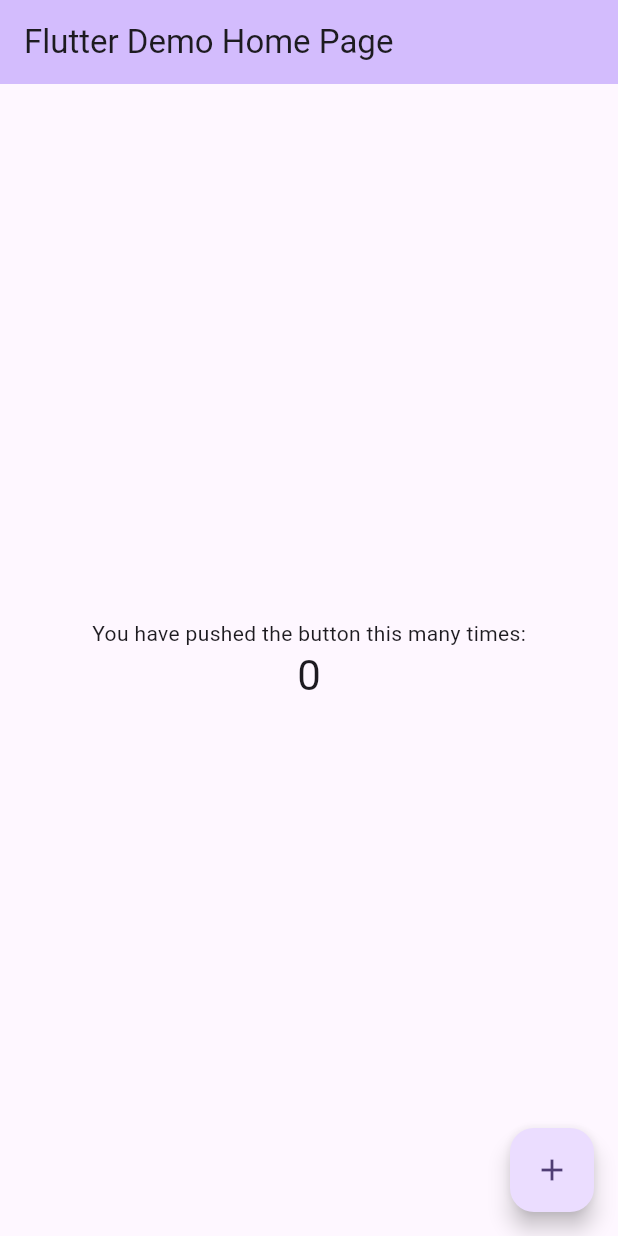
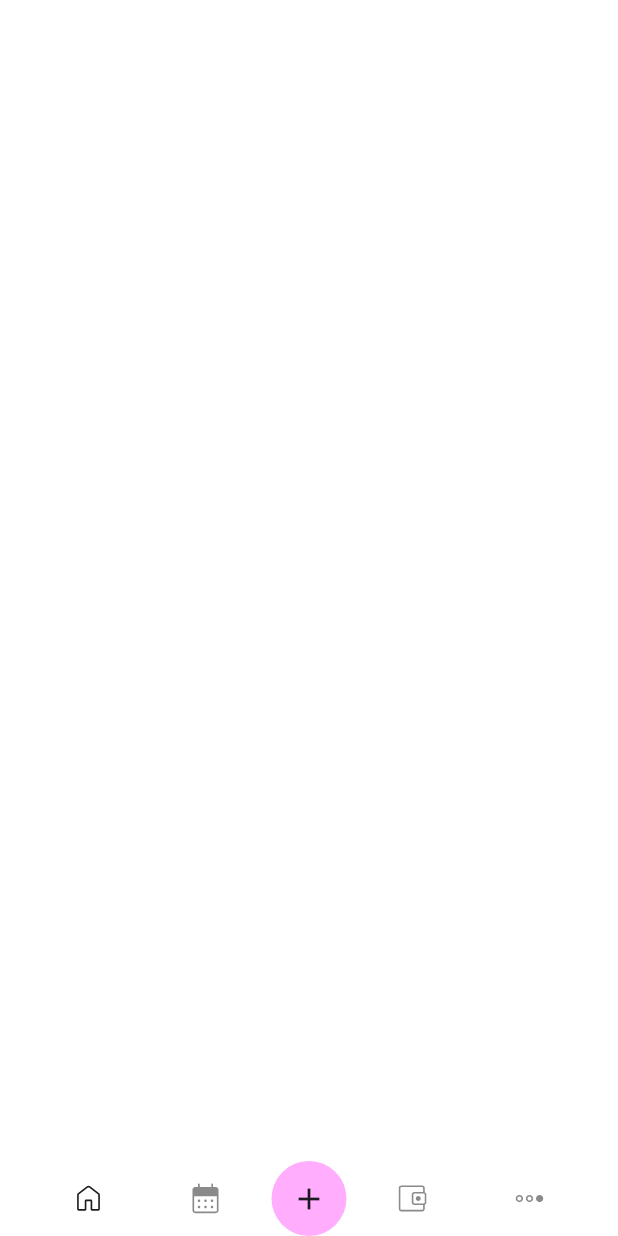
Before and after one commit to Mr-Talha110/Flutter-Expense-Tracker-A-Simple-Efficient-Budgeting-App-using-Riverpod-MVVM-, a Flutter app: the screen it shows after launch, on a phone screen of 412 x 824 dp. Run offline on Flutter 3.47's test engine with Material 3 defaults, Android fonts, the phone set to English and light mode, and no system bars; our stand-ins replace flutter_riverpod, flutter_svg.

Commit message:
working on bottom navigation screen

```diff
--- /dev/null
+++ b/lib/core/utils/app_assets.dart
@@ -0,0 +1,7 @@
+class AppAssets {
+  //SVGS
+  static const String homeIcon = 'assets/icons/home.svg';
+  static const String calenderIcon = 'assets/icons/calender.svg';
+  static const String moreIcon = 'assets/icons/more.svg';
+  static const String walletIcon = 'assets/icons/wallet.svg';
+}
--- /dev/null
+++ b/lib/core/utils/app_colors.dart
@@ -0,0 +1,7 @@
+import 'package:flutter/material.dart';
+
+class AppColors {
+  static const Color grey = Color(0xff8A8A8A);
+  static const Color black = Color(0xff1C1B1F);
+  static const Color pink = Color(0xffFFADFC);
+}
--- /dev/null
+++ b/lib/core/utils/app_theme.dart
@@ -0,0 +1,25 @@
+import 'package:flutter/material.dart';
+
+ThemeData appTheme = ThemeData(
+  // colorSchemeSeed: AppColors.primary,
+  useMaterial3: false,
+  // fontFamily: AppFonts.ralewayRegular,
+
+  // Scaffold background color
+  scaffoldBackgroundColor: Colors.white,
+
+  // AppBar Theme
+  appBarTheme: const AppBarTheme(
+    backgroundColor: Colors.white,
+    elevation: 4.0,
+    shadowColor: Colors.black26,
+    surfaceTintColor: Colors.transparent,
+    centerTitle: true,
+    iconTheme: IconThemeData(),
+  ),
+
+  //TEXT THEME
+  textTheme: const TextTheme().apply(
+    displayColor: Colors.black,
+  ),
+);
--- /dev/null
+++ b/lib/features/bottom_navigation/views/bottom_navigation_screen.dart
@@ -0,0 +1,95 @@
+import 'package:expense_tracker_app/core/utils/app_assets.dart';
+import 'package:expense_tracker_app/core/utils/app_colors.dart';
+import 'package:expense_tracker_app/features/bottom_navigation/views/components/bottom_nav_item.dart';
+import 'package:flutter/material.dart';
+import 'package:flutter_riverpod/flutter_riverpod.dart';
+
+final currentIndexProvider = StateProvider<int>((ref) => 0);
+
+class BottomNavigationScreen extends ConsumerStatefulWidget {
+  const BottomNavigationScreen({super.key});
+
+  @override
+  ConsumerState<BottomNavigationScreen> createState() =>
+      _BottomNavigationScreenState();
+}
+
+class _BottomNavigationScreenState
+    extends ConsumerState<BottomNavigationScreen> {
+  @override
+  Widget build(BuildContext context) {
+    final currentIndex = ref.watch(currentIndexProvider);
+
+    Widget screens() {
+      switch (currentIndex) {
+        case 0:
+          return Container();
+        case 1:
+          return Container();
+        case 2:
+          return Container();
+        case 3:
+          return Container();
+        default:
+          return Container();
+      }
+    }
+
+    final List<String> bottomNavIcon = [
+      AppAssets.homeIcon,
+      AppAssets.calenderIcon,
+      AppAssets.walletIcon,
+      AppAssets.moreIcon,
+    ];
+
+    return Scaffold(
+      body: screens(),
+      bottomNavigationBar: SafeArea(
+        child: BottomAppBar(
+          elevation: 0.0,
+          child: Column(
+            mainAxisSize: MainAxisSize.min,
+            children: [
+              Stack(
+                alignment: Alignment.center,
+                children: [
+                  Container(
+                    padding: const EdgeInsets.only(
+                      left: 35,
+                      right: 35,
+                    ),
+                    width: double.infinity,
+                    child: Row(
+                      mainAxisAlignment: MainAxisAlignment.spaceBetween,
+                      children: [
+                        ...List.generate(
+                          bottomNavIcon.length,
+                          (index) => BottomNavItem(
+                            secondItem: index == 2,
+                            isSelected: currentIndex == index,
+                            onTap: () => ref
+                                .read(currentIndexProvider.notifier)
+                                .state = index,
+                            icon: bottomNavIcon[index],
+                          ),
+                        ),
+                      ],
+                    ),
+                  ),
+                  CircleAvatar(
+                    radius: 25,
+                    backgroundColor: AppColors.pink,
+                    child: Icon(
+                      Icons.add,
+                      color: AppColors.black,
+                    ),
+                  )
+                ],
+              ),
+            ],
+          ),
+        ),
+      ),
+    );
+  }
+}
--- /dev/null
+++ b/lib/features/bottom_navigation/views/components/bottom_nav_item.dart
@@ -0,0 +1,34 @@
+import 'package:expense_tracker_app/core/utils/app_colors.dart';
+import 'package:flutter/material.dart';
+import 'package:flutter_svg/svg.dart';
+
+class BottomNavItem extends StatelessWidget {
+  final String icon;
+  final VoidCallback? onTap;
+  final bool secondItem;
+  final bool isSelected;
+  const BottomNavItem({
+    super.key,
+    required this.icon,
+    this.onTap,
+    this.isSelected = false,
+    this.secondItem = false,
+  });
+
+  @override
+  Widget build(BuildContext context) {
+    return Padding(
+      padding: EdgeInsets.only(left: secondItem ? 60 : 0),
+      child: IconButton(
+        onPressed: onTap,
+        icon: SvgPicture.asset(
+          icon,
+          colorFilter: ColorFilter.mode(
+            isSelected ? AppColors.black : AppColors.grey,
+            BlendMode.srcIn,
+          ),
+        ),
+      ),
+    );
+  }
+}
--- a/lib/main.dart
+++ b/lib/main.dart
@@ -1,4 +1,7 @@
+import 'package:expense_tracker_app/core/utils/app_theme.dart';
+import 'package:expense_tracker_app/features/bottom_navigation/views/bottom_navigation_screen.dart';
 import 'package:flutter/material.dart';
+import 'package:flutter_riverpod/flutter_riverpod.dart';
 
 void main() {
   runApp(const MyApp());
@@ -7,119 +10,15 @@ void main() {
 class MyApp extends StatelessWidget {
   const MyApp({super.key});
 
-  // This widget is the root of your application.
   @override
   Widget build(BuildContext context) {
-    return MaterialApp(
-      title: 'Flutter Demo',
-      theme: ThemeData(
-        // This is the theme of your application.
-        //
-        // TRY THIS: Try running your application with "flutter run". You'll see
-        // the application has a purple toolbar. Then, without quitting the app,
-        // try changing the seedColor in the colorScheme below to Colors.green
-        // and then invoke "hot reload" (save your changes or press the "hot
-        // reload" button in a Flutter-supported IDE, or press "r" if you used
-        // the command line to start the app).
-        //
-        // Notice that the counter didn't reset back to zero; the application
-        // state is not lost during the reload. To reset the state, use hot
-        // restart instead.
-        //
-        // This works for code too, not just values: Most code changes can be
-        // tested with just a hot reload.
-        colorScheme: ColorScheme.fromSeed(seedColor: Colors.deepPurple),
-        useMaterial3: true,
+    return ProviderScope(
+      child: MaterialApp(
+        debugShowCheckedModeBanner: false,
+        title: 'Expense Tracker App',
+        theme: appTheme,
+        home: const BottomNavigationScreen(),
       ),
-      home: const MyHomePage(title: 'Flutter Demo Home Page'),
     );
   }
 }
-
-class MyHomePage extends StatefulWidget {
-  const MyHomePage({super.key, required this.title});
-
-  // This widget is the home page of your application. It is stateful, meaning
-  // that it has a State object (defined below) that contains fields that affect
-  // how it looks.
-
-  // This class is the configuration for the state. It holds the values (in this
-  // case the title) provided by the parent (in this case the App widget) and
-  // used by the build method of the State. Fields in a Widget subclass are
-  // always marked "final".
-
-  final String title;
-
-  @override
-  State<MyHomePage> createState() => _MyHomePageState();
-}
-
-class _MyHomePageState extends State<MyHomePage> {
-  int _counter = 0;
-
-  void _incrementCounter() {
-    setState(() {
-      // This call to setState tells the Flutter framework that something has
-      // changed in this State, which causes it to rerun the build method below
-      // so that the display can reflect the updated values. If we changed
-      // _counter without calling setState(), then the build method would not be
-      // called again, and so nothing would appear to happen.
-      _counter++;
-    });
-  }
-
-  @override
-  Widget build(BuildContext context) {
-    // This method is rerun every time setState is called, for instance as done
-    // by the _incrementCounter method above.
-    //
-    // The Flutter framework has been optimized to make rerunning build methods
-    // fast, so that you can just rebuild anything that needs updating rather
-    // than having to individually change instances of widgets.
-    return Scaffold(
-      appBar: AppBar(
-        // TRY THIS: Try changing the color here to a specific color (to
-        // Colors.amber, perhaps?) and trigger a hot reload to see the AppBar
-        // change color while the other colors stay the same.
-        backgroundColor: Theme.of(context).colorScheme.inversePrimary,
-        // Here we take the value from the MyHomePage object that was created by
-        // the App.build method, and use it to set our appbar title.
-        title: Text(widget.title),
-      ),
-      body: Center(
-        // Center is a layout widget. It takes a single child and positions it
-        // in the middle of the parent.
-        child: Column(
-          // Column is also a layout widget. It takes a list of children and
-          // arranges them vertically. By default, it sizes itself to fit its
-          // children horizontally, and tries to be as tall as its parent.
-          //
-          // Column has various properties to control how it sizes itself and
-          // how it positions its children. Here we use mainAxisAlignment to
-          // center the children vertically; the main axis here is the vertical
-          // axis because Columns are vertical (the cross axis would be
-          // horizontal).
-          //
-          // TRY THIS: Invoke "debug painting" (choose the "Toggle Debug Paint"
-          // action in the IDE, or press "p" in the console), to see the
-          // wireframe for each widget.
-          mainAxisAlignment: MainAxisAlignment.center,
-          children: <Widget>[
-            const Text(
-              'You have pushed the button this many times:',
-            ),
-            Text(
-              '$_counter',
-              style: Theme.of(context).textTheme.headlineMedium,
-            ),
-          ],
-        ),
-      ),
-      floatingActionButton: FloatingActionButton(
-        onPressed: _incrementCounter,
-        tooltip: 'Increment',
-        child: const Icon(Icons.add),
-      ), // This trailing comma makes auto-formatting nicer for build methods.
-    );
-  }
-}
--- a/pubspec.yaml
+++ b/pubspec.yaml
@@ -34,6 +34,8 @@ dependencies:
   # The following adds the Cupertino Icons font to your application.
   # Use with the CupertinoIcons class for iOS style icons.
   cupertino_icons: ^1.0.8
+  flutter_riverpod: ^2.6.1
+  flutter_svg: ^2.0.17
 
 dev_dependencies:
   flutter_test:
@@ -58,8 +60,8 @@ flutter:
   uses-material-design: true
 
   # To add assets to your application, add an assets section, like this:
-  # assets:
-  #   - images/a_dot_burr.jpeg
+  assets:
+    - assets/icons/
   #   - images/a_dot_ham.jpeg
 
   # An image asset can refer to one or more resolution-specific "variants", see
```
Also changed, not shown: assets/icons/calender.svg (added), assets/icons/home.svg (added), assets/icons/more.svg (added), assets/icons/wallet.svg (added), pubspec.lock.
